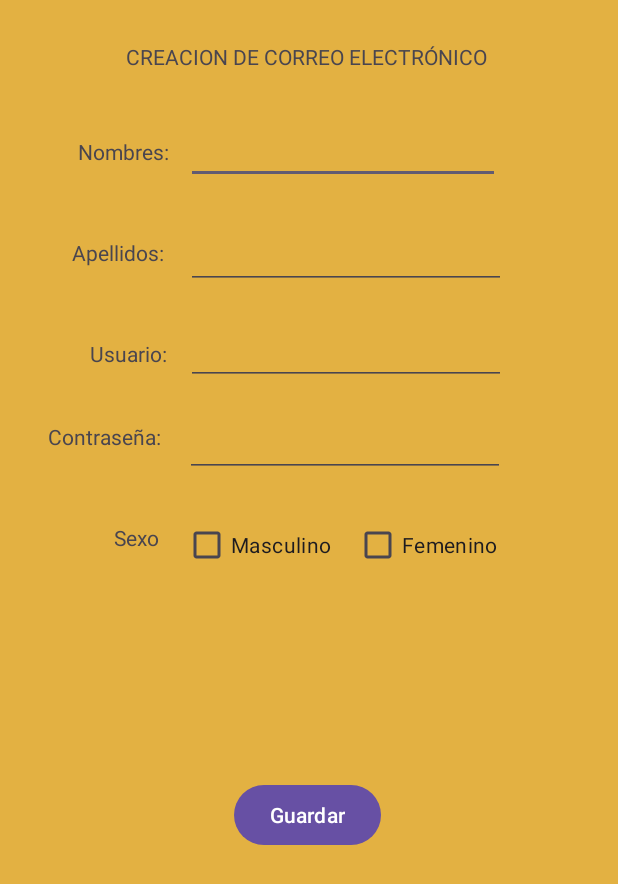
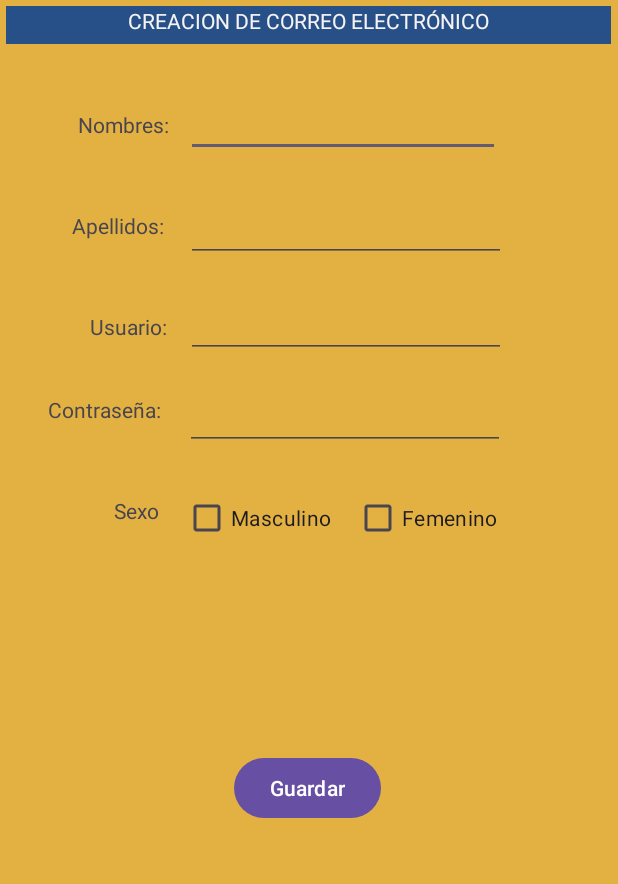
Before and after one commit to JoseVillanuevaP1/DAMUC1_Jose_Villanueva, an Android app: the screen it shows after launch (MainActivity), on a phone screen of 412 x 824 dp. Shown: the top 884 px of the screen. Run offline under Robolectric (Android 15) with nearby library versions, the phone set to English and light mode, and no system bars.

Commit message:
Version2

```diff
--- a/app/src/main/res/layout/activity_main.xml
+++ b/app/src/main/res/layout/activity_main.xml
@@ -10,11 +10,15 @@
 
     <TextView
         android:id="@+id/textView"
-        android:layout_width="wrap_content"
-        android:layout_height="wrap_content"
-        android:layout_marginStart="84dp"
-        android:layout_marginTop="28dp"
+        android:layout_width="403dp"
+        android:layout_height="25dp"
+        android:layout_marginStart="4dp"
+        android:layout_marginTop="4dp"
+        android:background="#265087"
+        android:foregroundTint="#FAF8F8"
         android:text="CREACION DE CORREO ELECTRÓNICO"
+        android:textAlignment="center"
+        android:textColor="#F6F3F3"
         app:layout_constraintStart_toStartOf="parent"
         app:layout_constraintTop_toTopOf="parent" />
 
```
